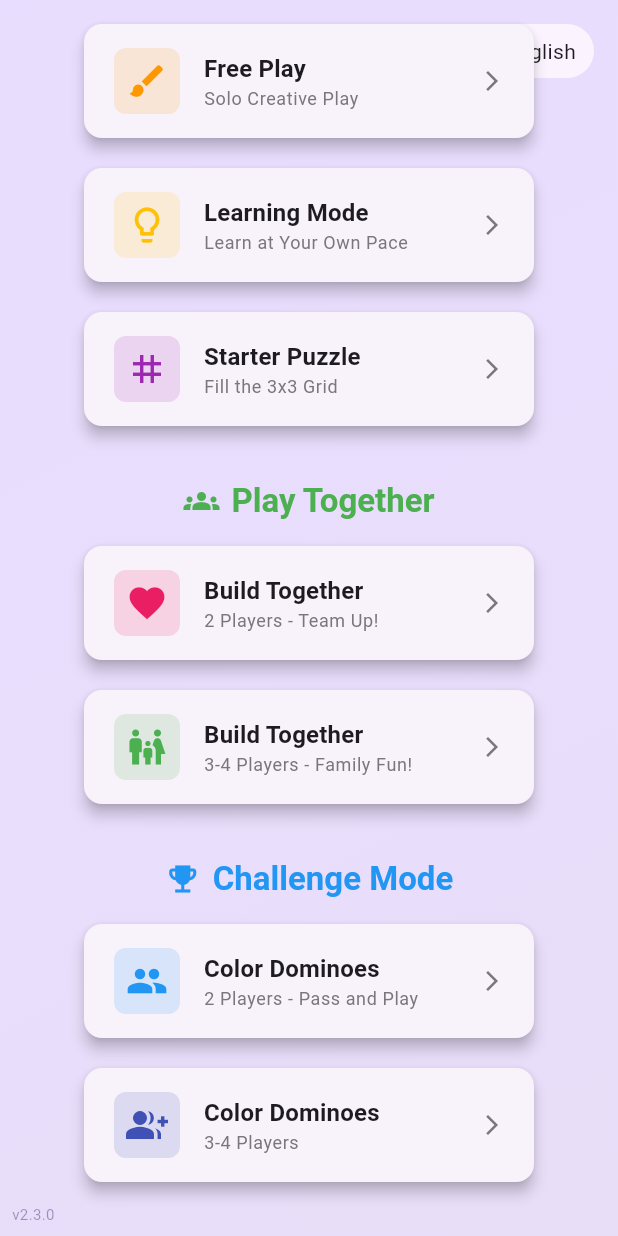
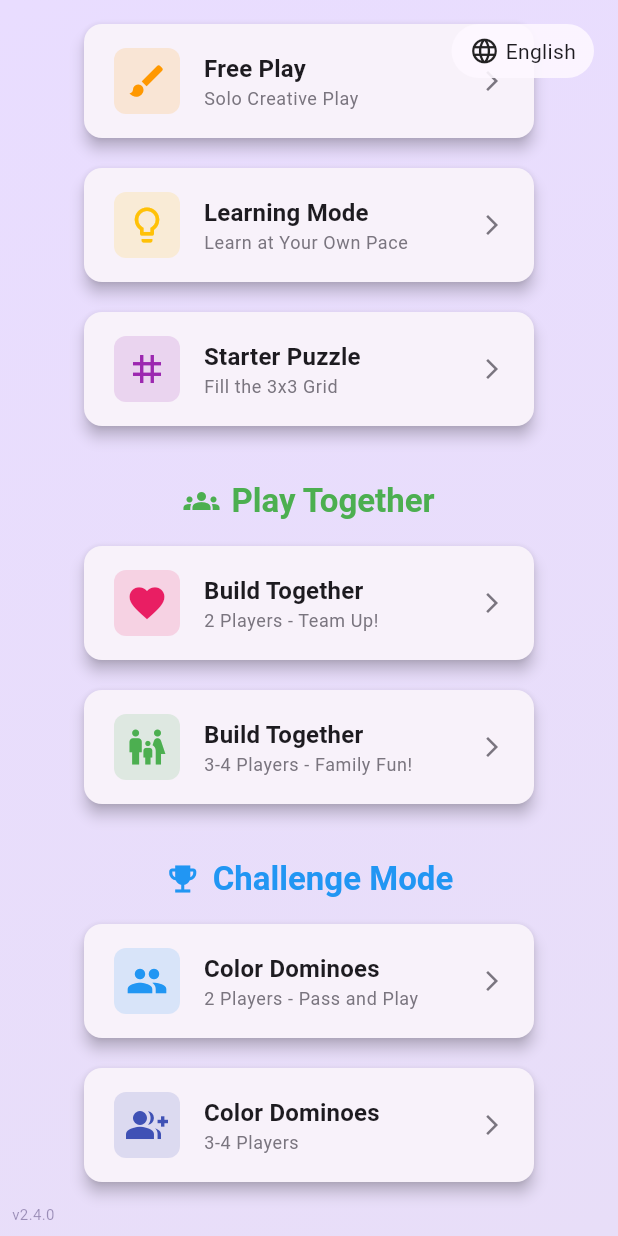
Before and after one commit to Balinti/carpet_game, a Flutter app: the screen it shows after launch, scrolled down 268 dp, on a phone screen of 412 x 824 dp. Run offline on Flutter 3.47's test engine with Material 3 defaults, Android fonts, the phone set to English and light mode, and no system bars.

Commit message:
Fix language button - move to top of Stack so it's clickable
- Language button was behind ScrollView, blocking taps
- Moved Positioned widgets AFTER SingleChildScrollView in Stack
- Now language button renders ON TOP of content and is tappable
- Updated version to v2.4.0

```diff
--- a/lib/screens/home_screen.dart
+++ b/lib/screens/home_screen.dart
@@ -28,25 +28,7 @@ class HomeScreen extends StatelessWidget {
         child: SafeArea(
           child: Stack(
             children: [
-              // Language selector button
-              Positioned(
-                top: 8,
-                right: 8,
-                child: _LanguageButton(),
-              ),
-              // Version indicator (to verify deployment)
-              Positioned(
-                bottom: 8,
-                left: 8,
-                child: Text(
-                  'v2.3.0',
-                  style: TextStyle(
-                    fontSize: 10,
-                    color: Theme.of(context).colorScheme.onPrimaryContainer.withOpacity(0.5),
-                  ),
-                ),
-              ),
-              // Main content
+              // Main content (FIRST so it's behind the buttons)
               SingleChildScrollView(
                 child: Center(
                   child: Padding(
@@ -162,6 +144,24 @@ class HomeScreen extends StatelessWidget {
                         ),
                       ],
                     ),
+                  ),
+                ),
+              ),
+              // Language selector button (on TOP of content)
+              Positioned(
+                top: 8,
+                right: 8,
+                child: _LanguageButton(),
+              ),
+              // Version indicator
+              Positioned(
+                bottom: 8,
+                left: 8,
+                child: Text(
+                  'v2.4.0',
+                  style: TextStyle(
+                    fontSize: 10,
+                    color: Theme.of(context).colorScheme.onPrimaryContainer.withOpacity(0.5),
                   ),
                 ),
               ),
```
